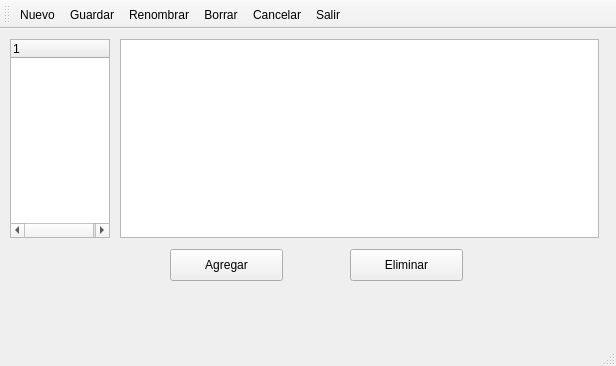
First picture: the form in ProfileEditor/mainwindow.ui, repository fmbi1984/ProfileEditor, before the edit.
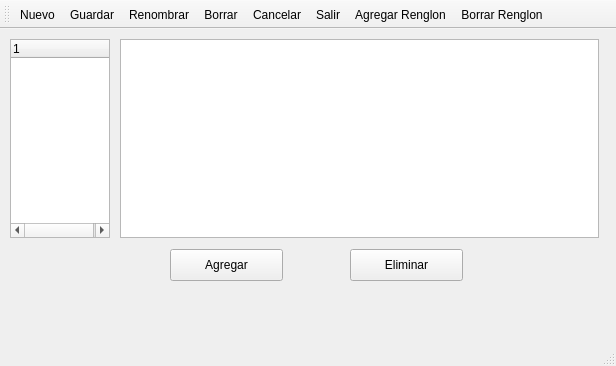
Second picture: the form after the edit. Icons and pictures are not drawn.

Patch:
```diff
--- a/ProfileEditor/mainwindow.ui
+++ b/ProfileEditor/mainwindow.ui
@@ -88,6 +88,8 @@
    <addaction name="actionBorrar"/>
    <addaction name="actionCancelar"/>
    <addaction name="actionSalir"/>
+   <addaction name="actionAgregar_Renglon"/>
+   <addaction name="actionBorrar_Renglon"/>
   </widget>
   <widget class="QStatusBar" name="statusBar"/>
   <widget class="QMenuBar" name="menuBar">
@@ -190,6 +192,24 @@
     <string>Salir</string>
    </property>
   </action>
+  <action name="actionAgregar_Renglon">
+   <property name="icon">
+    <iconset resource="resourse.qrc">
+     <normaloff>:/rec/image/agregarRenglon.png</normaloff>:/rec/image/agregarRenglon.png</iconset>
+   </property>
+   <property name="text">
+    <string>Agregar Renglon</string>
+   </property>
+  </action>
+  <action name="actionBorrar_Renglon">
+   <property name="icon">
+    <iconset resource="resourse.qrc">
+     <normaloff>:/rec/image/borrarRenglon.png</normaloff>:/rec/image/borrarRenglon.png</iconset>
+   </property>
+   <property name="text">
+    <string>Borrar Renglon</string>
+   </property>
+  </action>
  </widget>
  <layoutdefault spacing="6" margin="11"/>
  <resources>
```
Left out of the diff: 3 changed lines with no effect on the pictures.
